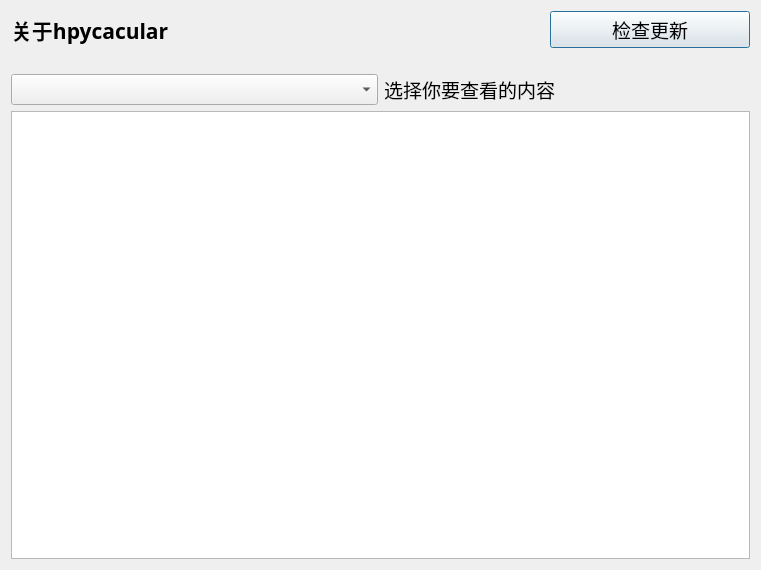
HowieHz/hpyculator, file src/builtin_modules/ui/about_win.ui: the form before one commit.
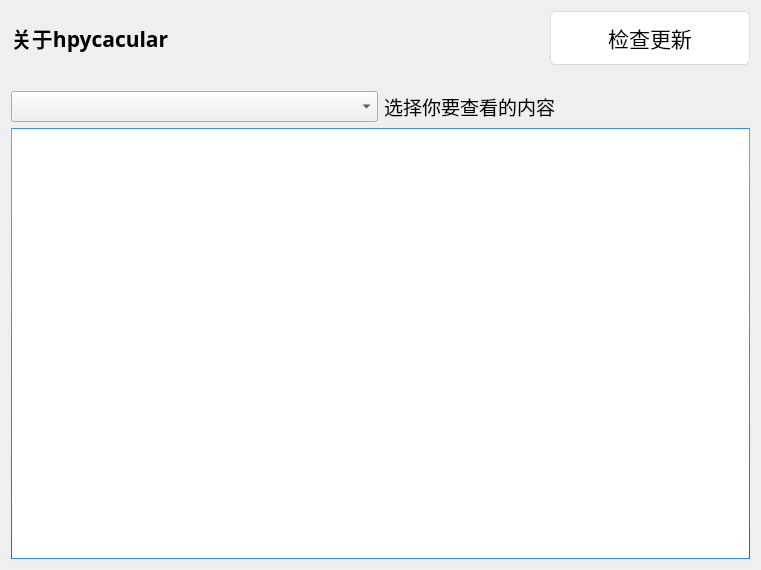
The form after the commit.

Diff of the .ui file:
```diff
--- a/src/builtin_modules/ui/about_win.ui
+++ b/src/builtin_modules/ui/about_win.ui
@@ -25,6 +25,569 @@
   <property name="windowTitle">
    <string>Dialog</string>
   </property>
+  <property name="styleSheet">
+   <string notr="true">/*
+Aqua Style Sheet for QT Applications
+Author: Jaime A. Quiroga P.
+Company: GTRONICK
+Last updated: 22/01/2019, 07:55.
+Available at: https://github.com/GTRONICK/QSS/blob/master/Aqua.qss
+*/
+QMainWindow {
+	background-color:#ececec;
+}
+QTextEdit {
+	border-width: 1px;
+	border-style: solid;
+	border-color: qlineargradient(spread:pad, x1:0.5, y1:1, x2:0.5, y2:0, stop:0 rgba(0, 113, 255, 255), stop:1 rgba(91, 171, 252, 255));
+}
+QPlainTextEdit {
+	border-width: 1px;
+	border-style: solid;
+	border-color: qlineargradient(spread:pad, x1:0.5, y1:1, x2:0.5, y2:0, stop:0 rgba(0, 113, 255, 255), stop:1 rgba(91, 171, 252, 255));
+}
+QToolButton {
+	border-style: solid;
+	border-top-color: qlineargradient(spread:pad, x1:0.5, y1:1, x2:0.5, y2:0, stop:0 rgb(215, 215, 215), stop:1 rgb(222, 222, 222));
+	border-right-color: qlineargradient(spread:pad, x1:0, y1:0.5, x2:1, y2:0.5, stop:0 rgb(217, 217, 217), stop:1 rgb(227, 227, 227));
+	border-left-color: qlineargradient(spread:pad, x1:0, y1:0.5, x2:1, y2:0.5, stop:0 rgb(227, 227, 227), stop:1 rgb(217, 217, 217));
+	border-bottom-color: qlineargradient(spread:pad, x1:0.5, y1:1, x2:0.5, y2:0, stop:0 rgb(215, 215, 215), stop:1 rgb(222, 222, 222));
+	border-width: 1px;
+	border-radius: 5px;
+	color: rgb(0,0,0);
+	padding: 2px;
+	background-color: rgb(255,255,255);
+}
+QToolButton:hover{
+	border-style: solid;
+	border-top-color: qlineargradient(spread:pad, x1:0.5, y1:1, x2:0.5, y2:0, stop:0 rgb(195, 195, 195), stop:1 rgb(222, 222, 222));
+	border-right-color: qlineargradient(spread:pad, x1:0, y1:0.5, x2:1, y2:0.5, stop:0 rgb(197, 197, 197), stop:1 rgb(227, 227, 227));
+	border-left-color: qlineargradient(spread:pad, x1:0, y1:0.5, x2:1, y2:0.5, stop:0 rgb(227, 227, 227), stop:1 rgb(197, 197, 197));
+	border-bottom-color: qlineargradient(spread:pad, x1:0.5, y1:1, x2:0.5, y2:0, stop:0 rgb(195, 195, 195), stop:1 rgb(222, 222, 222));
+	border-width: 1px;
+	border-radius: 5px;
+	color: rgb(0,0,0);
+	padding: 2px;
+	background-color: rgb(255,255,255);
+}
+QToolButton:pressed{
+	border-style: solid;
+	border-top-color: qlineargradient(spread:pad, x1:0.5, y1:1, x2:0.5, y2:0, stop:0 rgb(215, 215, 215), stop:1 rgb(222, 222, 222));
+	border-right-color: qlineargradient(spread:pad, x1:0, y1:0.5, x2:1, y2:0.5, stop:0 rgb(217, 217, 217), stop:1 rgb(227, 227, 227));
+	border-left-color: qlineargradient(spread:pad, x1:0, y1:0.5, x2:1, y2:0.5, stop:0 rgb(227, 227, 227), stop:1 rgb(217, 217, 217));
+	border-bottom-color: qlineargradient(spread:pad, x1:0.5, y1:1, x2:0.5, y2:0, stop:0 rgb(215, 215, 215), stop:1 rgb(222, 222, 222));
+	border-width: 1px;
+	border-radius: 5px;
+	color: rgb(0,0,0);
+	padding: 2px;
+	background-color: rgb(142,142,142);
+}
+QPushButton{
+	border-style: solid;
+	border-top-color: qlineargradient(spread:pad, x1:0.5, y1:1, x2:0.5, y2:0, stop:0 rgb(215, 215, 215), stop:1 rgb(222, 222, 222));
+	border-right-color: qlineargradient(spread:pad, x1:0, y1:0.5, x2:1, y2:0.5, stop:0 rgb(217, 217, 217), stop:1 rgb(227, 227, 227));
+	border-left-color: qlineargradient(spread:pad, x1:0, y1:0.5, x2:1, y2:0.5, stop:0 rgb(227, 227, 227), stop:1 rgb(217, 217, 217));
+	border-bottom-color: qlineargradient(spread:pad, x1:0.5, y1:1, x2:0.5, y2:0, stop:0 rgb(215, 215, 215), stop:1 rgb(222, 222, 222));
+	border-width: 1px;
+	border-radius: 5px;
+	color: rgb(0,0,0);
+	font: 16pt &quot;Microsoft YaHei UI&quot;;
+	padding: 10px;
+	background-color: rgb(255,255,255);
+}
+QPushButton::default{
+	border-style: solid;
+	border-top-color: qlineargradient(spread:pad, x1:0.5, y1:1, x2:0.5, y2:0, stop:0 rgb(215, 215, 215), stop:1 rgb(222, 222, 222));
+	border-right-color: qlineargradient(spread:pad, x1:0, y1:0.5, x2:1, y2:0.5, stop:0 rgb(217, 217, 217), stop:1 rgb(227, 227, 227));
+	border-left-color: qlineargradient(spread:pad, x1:0, y1:0.5, x2:1, y2:0.5, stop:0 rgb(227, 227, 227), stop:1 rgb(217, 217, 217));
+	border-bottom-color: qlineargradient(spread:pad, x1:0.5, y1:1, x2:0.5, y2:0, stop:0 rgb(215, 215, 215), stop:1 rgb(222, 222, 222));
+	border-width: 1px;
+	border-radius: 5px;
+	color: rgb(0,0,0);
+	font: 16pt &quot;Microsoft YaHei UI&quot;;
+	padding: 10px;
+	background-color: rgb(255,255,255);
+}
+QPushButton:hover{
+	border-style: solid;
+	border-top-color: qlineargradient(spread:pad, x1:0.5, y1:1, x2:0.5, y2:0, stop:0 rgb(195, 195, 195), stop:1 rgb(222, 222, 222));
+	border-right-color: qlineargradient(spread:pad, x1:0, y1:0.5, x2:1, y2:0.5, stop:0 rgb(197, 197, 197), stop:1 rgb(227, 227, 227));
+	border-left-color: qlineargradient(spread:pad, x1:0, y1:0.5, x2:1, y2:0.5, stop:0 rgb(227, 227, 227), stop:1 rgb(197, 197, 197));
+	border-bottom-color: qlineargradient(spread:pad, x1:0.5, y1:1, x2:0.5, y2:0, stop:0 rgb(195, 195, 195), stop:1 rgb(222, 222, 222));
+	border-width: 1px;
+	border-radius: 5px;
+	color: rgb(0,0,0);
+	padding: 2px;
+	background-color: rgb(255,255,255);
+}
+QPushButton:pressed{
+	border-style: solid;
+	border-top-color: qlineargradient(spread:pad, x1:0.5, y1:1, x2:0.5, y2:0, stop:0 rgb(215, 215, 215), stop:1 rgb(222, 222, 222));
+	border-right-color: qlineargradient(spread:pad, x1:0, y1:0.5, x2:1, y2:0.5, stop:0 rgb(217, 217, 217), stop:1 rgb(227, 227, 227));
+	border-left-color: qlineargradient(spread:pad, x1:0, y1:0.5, x2:1, y2:0.5, stop:0 rgb(227, 227, 227), stop:1 rgb(217, 217, 217));
+	border-bottom-color: qlineargradient(spread:pad, x1:0.5, y1:1, x2:0.5, y2:0, stop:0 rgb(215, 215, 215), stop:1 rgb(222, 222, 222));
+	border-width: 1px;
+	border-radius: 5px;
+	color: rgb(0,0,0);
+	padding: 2px;
+	background-color: rgb(142,142,142);
+}
+QPushButton:disabled{
+	border-style: solid;
+	border-top-color: qlineargradient(spread:pad, x1:0.5, y1:1, x2:0.5, y2:0, stop:0 rgb(215, 215, 215), stop:1 rgb(222, 222, 222));
+	border-right-color: qlineargradient(spread:pad, x1:0, y1:0.5, x2:1, y2:0.5, stop:0 rgb(217, 217, 217), stop:1 rgb(227, 227, 227));
+	border-left-color: qlineargradient(spread:pad, x1:0, y1:0.5, x2:1, y2:0.5, stop:0 rgb(227, 227, 227), stop:1 rgb(217, 217, 217));
+	border-bottom-color: qlineargradient(spread:pad, x1:0.5, y1:1, x2:0.5, y2:0, stop:0 rgb(215, 215, 215), stop:1 rgb(222, 222, 222));
+	border-width: 1px;
+	border-radius: 5px;
+	color: #808086;
+	padding: 2px;
+	background-color: rgb(142,142,142);
+}
+QLineEdit {
+	border-width: 1px; border-radius: 4px;
+	border-style: solid;
+	border-color: qlineargradient(spread:pad, x1:0.5, y1:1, x2:0.5, y2:0, stop:0 rgba(0, 113, 255, 255), stop:1 rgba(91, 171, 252, 255));
+}
+QLabel {
+	color: #000000;
+}
+QLCDNumber {
+	color: rgb(0, 113, 255, 255);
+}
+QProgressBar {
+	text-align: center;
+	color: rgb(240, 240, 240);
+	border-width: 1px; 
+	border-radius: 10px;
+	border-color: rgb(230, 230, 230);
+	border-style: solid;
+	background-color:rgb(207,207,207);
+}
+QProgressBar::chunk {
+	background-color: qlineargradient(spread:pad, x1:0.5, y1:1, x2:0.5, y2:0, stop:0 rgba(49, 147, 250, 255), stop:1 rgba(34, 142, 255, 255));
+	border-radius: 10px;
+}
+QMenuBar {
+	background-color: qlineargradient(spread:pad, x1:0.5, y1:1, x2:0.5, y2:0, stop:0 rgba(207, 209, 207, 255), stop:1 rgba(230, 229, 230, 255));
+}
+QMenuBar::item {
+	color: #000000;
+  	spacing: 3px;
+  	padding: 1px 4px;
+	background-color: qlineargradient(spread:pad, x1:0.5, y1:1, x2:0.5, y2:0, stop:0 rgba(207, 209, 207, 255), stop:1 rgba(230, 229, 230, 255));
+}
+
+QMenuBar::item:selected {
+  	background-color: qlineargradient(spread:pad, x1:0.5, y1:1, x2:0.5, y2:0, stop:0 rgba(0, 113, 255, 255), stop:1 rgba(91, 171, 252, 255));
+	color: #FFFFFF;
+}
+QMenu::item:selected {
+	border-style: solid;
+	border-top-color: transparent;
+	border-right-color: transparent;
+	border-left-color: qlineargradient(spread:pad, x1:0.5, y1:1, x2:0.5, y2:0, stop:0 rgba(0, 113, 255, 255), stop:1 rgba(91, 171, 252, 255));
+	border-bottom-color: transparent;
+	border-left-width: 2px;
+	color: #000000;
+	padding-left:15px;
+	padding-top:4px;
+	padding-bottom:4px;
+	padding-right:7px;
+}
+QMenu::item {
+	border-style: solid;
+	border-top-color: transparent;
+	border-right-color: transparent;
+	border-left-color: transparent;
+	border-bottom-color: transparent;
+	border-bottom-width: 1px;
+	color: #000000;
+	padding-left:17px;
+	padding-top:4px;
+	padding-bottom:4px;
+	padding-right:7px;
+}
+QTabWidget {
+	color:rgb(0,0,0);
+	background-color:#000000;
+}
+QTabWidget::pane {
+		border-color: rgb(223,223,223);
+		background-color:rgb(226,226,226);
+		border-style: solid;
+		border-width: 2px;
+    	border-radius: 6px;
+}
+QTabBar::tab:first {
+	border-style: solid;
+	border-left-width:1px;
+	border-right-width:0px;
+	border-top-width:1px;
+	border-bottom-width:1px;
+	border-top-color: rgb(209,209,209);
+	border-left-color: qlineargradient(spread:pad, x1:0.5, y1:1, x2:0.5, y2:0, stop:0 rgba(209, 209, 209, 209), stop:1 rgba(229, 229, 229, 229));
+	border-bottom-color: rgb(229,229,229);
+	border-top-left-radius: 4px;
+	border-bottom-left-radius: 4px;
+	color: #000000;
+	padding: 3px;
+	margin-left:0px;
+	background-color: qlineargradient(spread:pad, x1:0.5, y1:1, x2:0.5, y2:0, stop:0 rgba(247, 247, 247, 255), stop:1 rgba(255, 255, 255, 255));
+}
+QTabBar::tab:last {
+	border-style: solid;
+	border-width:1px;
+	border-top-color: rgb(209,209,209);
+	border-left-color: qlineargradient(spread:pad, x1:0.5, y1:1, x2:0.5, y2:0, stop:0 rgba(209, 209, 209, 209), stop:1 rgba(229, 229, 229, 229));
+	border-right-color: qlineargradient(spread:pad, x1:0.5, y1:1, x2:0.5, y2:0, stop:0 rgba(209, 209, 209, 209), stop:1 rgba(229, 229, 229, 229));
+	border-bottom-color: rgb(229,229,229);
+	border-top-right-radius: 4px;
+	border-bottom-right-radius: 4px;
+	color: #000000;
+	padding: 3px;
+	margin-left:0px;
+	background-color: qlineargradient(spread:pad, x1:0.5, y1:1, x2:0.5, y2:0, stop:0 rgba(247, 247, 247, 255), stop:1 rgba(255, 255, 255, 255));
+}
+QTabBar::tab {
+	border-style: solid;
+	border-top-width:1px;
+	border-bottom-width:1px;
+	border-left-width:1px;
+	border-top-color: rgb(209,209,209);
+	border-left-color: qlineargradient(spread:pad, x1:0.5, y1:1, x2:0.5, y2:0, stop:0 rgba(209, 209, 209, 209), stop:1 rgba(229, 229, 229, 229));
+	border-bottom-color: rgb(229,229,229);
+	color: #000000;
+	padding: 3px;
+	margin-left:0px;
+	background-color: qlineargradient(spread:pad, x1:0.5, y1:1, x2:0.5, y2:0, stop:0 rgba(247, 247, 247, 255), stop:1 rgba(255, 255, 255, 255));
+}
+QTabBar::tab:selected, QTabBar::tab:last:selected, QTabBar::tab:hover {
+  	border-style: solid;
+  	border-left-width:1px;
+	border-right-color: transparent;
+	border-top-color: rgb(209,209,209);
+	border-left-color: qlineargradient(spread:pad, x1:0.5, y1:1, x2:0.5, y2:0, stop:0 rgba(209, 209, 209, 209), stop:1 rgba(229, 229, 229, 229));
+	border-bottom-color: rgb(229,229,229);
+	color: #FFFFFF;
+	padding: 3px;
+	margin-left:0px;
+	background-color: qlineargradient(spread:pad, x1:0.5, y1:1, x2:0.5, y2:0, stop:0 rgba(0, 113, 255, 255), stop:1 rgba(91, 171, 252, 255));
+}
+
+QTabBar::tab:selected, QTabBar::tab:first:selected, QTabBar::tab:hover {
+  	border-style: solid;
+  	border-left-width:1px;
+  	border-bottom-width:1px;
+  	border-top-width:1px;
+	border-right-color: transparent;
+	border-top-color: rgb(209,209,209);
+	border-left-color: qlineargradient(spread:pad, x1:0.5, y1:1, x2:0.5, y2:0, stop:0 rgba(209, 209, 209, 209), stop:1 rgba(229, 229, 229, 229));
+	border-bottom-color: rgb(229,229,229);
+	color: #FFFFFF;
+	padding: 3px;
+	margin-left:0px;
+	background-color: qlineargradient(spread:pad, x1:0.5, y1:1, x2:0.5, y2:0, stop:0 rgba(0, 113, 255, 255), stop:1 rgba(91, 171, 252, 255));
+}
+
+QCheckBox {
+	color: #000000;
+	padding: 2px;
+}
+QCheckBox:disabled {
+	color: #808086;
+	padding: 2px;
+}
+
+QCheckBox:hover {
+	border-radius:4px;
+	border-style:solid;
+	padding-left: 1px;
+	padding-right: 1px;
+	padding-bottom: 1px;
+	padding-top: 1px;
+	border-width:1px;
+	border-color: transparent;
+}
+QCheckBox::indicator:checked {
+
+	height: 10px;
+	width: 10px;
+	border-style:solid;
+	border-width: 1px;
+	border-color: qlineargradient(spread:pad, x1:0.5, y1:1, x2:0.5, y2:0, stop:0 rgba(0, 113, 255, 255), stop:1 rgba(91, 171, 252, 255));
+	color: #000000;
+	background-color: qlineargradient(spread:pad, x1:0.5, y1:1, x2:0.5, y2:0, stop:0 rgba(0, 113, 255, 255), stop:1 rgba(91, 171, 252, 255));
+}
+QCheckBox::indicator:unchecked {
+
+	height: 10px;
+	width: 10px;
+	border-style:solid;
+	border-width: 1px;
+	border-color: qlineargradient(spread:pad, x1:0.5, y1:1, x2:0.5, y2:0, stop:0 rgba(0, 113, 255, 255), stop:1 rgba(91, 171, 252, 255));
+	color: #000000;
+}
+QRadioButton {
+	color: 000000;
+	padding: 1px;
+}
+QRadioButton::indicator:checked {
+	height: 10px;
+	width: 10px;
+	border-style:solid;
+	border-radius:5px;
+	border-width: 1px;
+	border-color: qlineargradient(spread:pad, x1:0.5, y1:1, x2:0.5, y2:0, stop:0 rgba(0, 113, 255, 255), stop:1 rgba(91, 171, 252, 255));
+	color: #a9b7c6;
+	background-color: qlineargradient(spread:pad, x1:0.5, y1:1, x2:0.5, y2:0, stop:0 rgba(0, 113, 255, 255), stop:1 rgba(91, 171, 252, 255));
+}
+QRadioButton::indicator:!checked {
+	height: 10px;
+	width: 10px;
+	border-style:solid;
+	border-radius:5px;
+	border-width: 1px;
+	border-color: qlineargradient(spread:pad, x1:0.5, y1:1, x2:0.5, y2:0, stop:0 rgba(0, 113, 255, 255), stop:1 rgba(91, 171, 252, 255));
+	color: #a9b7c6;
+	background-color: transparent;
+}
+QStatusBar {
+	color:#027f7f;
+}
+QSpinBox {
+	border-style: solid;
+	border-width: 1px;
+	border-color: qlineargradient(spread:pad, x1:0.5, y1:1, x2:0.5, y2:0, stop:0 rgba(0, 113, 255, 255), stop:1 rgba(91, 171, 252, 255));
+}
+QDoubleSpinBox {
+	border-style: solid;
+	border-width: 1px;
+	border-color: qlineargradient(spread:pad, x1:0.5, y1:1, x2:0.5, y2:0, stop:0 rgba(0, 113, 255, 255), stop:1 rgba(91, 171, 252, 255));
+}
+QTimeEdit {
+	border-style: solid;
+	border-width: 1px;
+	border-color: qlineargradient(spread:pad, x1:0.5, y1:1, x2:0.5, y2:0, stop:0 rgba(0, 113, 255, 255), stop:1 rgba(91, 171, 252, 255));
+}
+QDateTimeEdit {
+	border-style: solid;
+	border-width: 1px;
+	border-color: qlineargradient(spread:pad, x1:0.5, y1:1, x2:0.5, y2:0, stop:0 rgba(0, 113, 255, 255), stop:1 rgba(91, 171, 252, 255));
+}
+QDateEdit {
+	border-style: solid;
+	border-width: 1px;
+	border-color: qlineargradient(spread:pad, x1:0.5, y1:1, x2:0.5, y2:0, stop:0 rgba(0, 113, 255, 255), stop:1 rgba(91, 171, 252, 255));
+}
+
+QToolBox {
+	color: #a9b7c6;
+	background-color:#000000;
+}
+QToolBox::tab {
+	color: #a9b7c6;
+	background-color:#000000;
+}
+QToolBox::tab:selected {
+	color: #FFFFFF;
+	background-color:#000000;
+}
+QScrollArea {
+	color: #FFFFFF;
+	background-color:#000000;
+}
+QSlider::groove:horizontal {
+	height: 5px;
+	background-color: qlineargradient(spread:pad, x1:0.5, y1:1, x2:0.5, y2:0, stop:0 rgba(49, 147, 250, 255), stop:1 rgba(34, 142, 255, 255));
+}
+QSlider::groove:vertical {
+	width: 5px;
+	background-color: qlineargradient(spread:pad, x1:0.5, y1:1, x2:0.5, y2:0, stop:0 rgba(49, 147, 250, 255), stop:1 rgba(34, 142, 255, 255));
+}
+QSlider::handle:horizontal {
+	background: rgb(253,253,253);
+	border-style: solid;
+	border-width: 1px;
+	border-color: rgb(207,207,207);
+	width: 12px;
+	margin: -5px 0;
+	border-radius: 7px;
+}
+QSlider::handle:vertical {
+	background: rgb(253,253,253);
+	border-style: solid;
+	border-width: 1px;
+	border-color: rgb(207,207,207);
+	height: 12px;
+	margin: 0 -5px;
+	border-radius: 7px;
+}
+QSlider::add-page:horizontal {
+    background: rgb(181,181,181);
+}
+QSlider::add-page:vertical {
+    background: rgb(181,181,181);
+}
+QSlider::sub-page:horizontal {
+    background-color: qlineargradient(spread:pad, x1:0.5, y1:1, x2:0.5, y2:0, stop:0 rgba(49, 147, 250, 255), stop:1 rgba(34, 142, 255, 255));
+}
+QSlider::sub-page:vertical {
+    background-color: qlineargradient(spread:pad, y1:0.5, x1:1, y2:0.5, x2:0, stop:0 rgba(49, 147, 250, 255), stop:1 rgba(34, 142, 255, 255));
+}
+QScrollBar:horizontal {
+	max-height: 20px;
+	border: 1px transparent grey;
+	margin: 0px 20px 0px 20px;
+}
+QScrollBar:vertical {
+	max-width: 20px;
+	border: 1px transparent grey;
+	margin: 20px 0px 20px 0px;
+}
+QScrollBar::handle:horizontal {
+	background: rgb(253,253,253);
+	border-style: solid;
+	border-width: 1px;
+	border-color: rgb(207,207,207);
+	border-radius: 7px;
+	min-width: 25px;
+}
+QScrollBar::handle:horizontal:hover {
+	background: rgb(253,253,253);
+	border-style: solid;
+	border-width: 1px;
+	border-color: rgb(147, 200, 200);
+	border-radius: 7px;
+	min-width: 25px;
+}
+QScrollBar::handle:vertical {
+	background: rgb(253,253,253);
+	border-style: solid;
+	border-width: 1px;
+	border-color: rgb(207,207,207);
+	border-radius: 7px;
+	min-height: 25px;
+}
+QScrollBar::handle:vertical:hover {
+	background: rgb(253,253,253);
+	border-style: solid;
+	border-width: 1px;
+	border-color: rgb(147, 200, 200);
+	border-radius: 7px;
+	min-height: 25px;
+}
+QScrollBar::add-line:horizontal {
+   border: 2px transparent grey;
+   border-top-right-radius: 7px;
+   border-bottom-right-radius: 7px;
+   background: rgba(34, 142, 255, 255);
+   width: 20px;
+   subcontrol-position: right;
+   subcontrol-origin: margin;
+}
+QScrollBar::add-line:horizontal:pressed {
+   border: 2px transparent grey;
+   border-top-right-radius: 7px;
+   border-bottom-right-radius: 7px;
+   background: rgb(181,181,181);
+   width: 20px;
+   subcontrol-position: right;
+   subcontrol-origin: margin;
+}
+QScrollBar::add-line:vertical {
+   border: 2px transparent grey;
+   border-bottom-left-radius: 7px;
+   border-bottom-right-radius: 7px;
+   background: rgba(34, 142, 255, 255);
+   height: 20px;
+   subcontrol-position: bottom;
+   subcontrol-origin: margin;
+}
+QScrollBar::add-line:vertical:pressed {
+   border: 2px transparent grey;
+   border-bottom-left-radius: 7px;
+   border-bottom-right-radius: 7px;
+   background: rgb(181,181,181);
+   height: 20px;
+   subcontrol-position: bottom;
+   subcontrol-origin: margin;
+}
+QScrollBar::sub-line:horizontal {
+   border: 2px transparent grey;
+   border-top-left-radius: 7px;
+   border-bottom-left-radius: 7px;
+   background: rgba(34, 142, 255, 255);
+   width: 20px;
+   subcontrol-position: left;
+   subcontrol-origin: margin;
+}
+QScrollBar::sub-line:horizontal:pressed {
+   border: 2px transparent grey;
+   border-top-left-radius: 7px;
+   border-bottom-left-radius: 7px;
+   background: rgb(181,181,181);
+   width: 20px;
+   subcontrol-position: left;
+   subcontrol-origin: margin;
+}
+QScrollBar::sub-line:vertical {
+   border: 2px transparent grey;
+   border-top-left-radius: 7px;
+   border-top-right-radius: 7px;
+   background: rgba(34, 142, 255, 255);
+   height: 20px;
+   subcontrol-position: top;
+   subcontrol-origin: margin;
+}
+QScrollBar::sub-line:vertical:pressed {
+   border: 2px transparent grey;
+   border-top-left-radius: 7px;
+   border-top-right-radius: 7px;
+   background: rgb(181,181,181);
+   height: 20px;
+   subcontrol-position: top;
+   subcontrol-origin: margin;
+}
+QScrollBar::left-arrow:horizontal {
+   border: 1px transparent grey;
+   border-top-left-radius: 3px;
+   border-bottom-left-radius: 3px;
+   width: 6px;
+   height: 6px;
+   background: white;
+}
+QScrollBar::right-arrow:horizontal {
+   border: 1px transparent grey;
+   border-top-right-radius: 3px;
+   border-bottom-right-radius: 3px;
+   width: 6px;
+   height: 6px;
+   background: white;
+}
+QScrollBar::up-arrow:vertical {
+   border: 1px transparent grey;
+   border-top-left-radius: 3px;
+   border-top-right-radius: 3px;
+   width: 6px;
+   height: 6px;
+   background: white;
+}
+QScrollBar::down-arrow:vertical {
+   border: 1px transparent grey;
+   border-bottom-left-radius: 3px;
+   border-bottom-right-radius: 3px;
+   width: 6px;
+   height: 6px;
+   background: white;
+}
+QScrollBar::add-page:horizontal, QScrollBar::sub-page:horizontal {
+   background: none;
+}
+QScrollBar::add-page:vertical, QScrollBar::sub-page:vertical {
+   background: none;
+}</string>
+  </property>
   <layout class="QGridLayout" name="gridLayout">
    <item row="4" column="0" colspan="2">
     <layout class="QHBoxLayout" name="horizontalLayout">
@@ -82,8 +645,10 @@
      </property>
      <property name="font">
       <font>
-       <family>更纱黑体 UI SC</family>
-       <pointsize>14</pointsize>
+       <family>Microsoft YaHei UI</family>
+       <pointsize>16</pointsize>
+       <italic>false</italic>
+       <bold>false</bold>
       </font>
      </property>
      <property name="text">
```
Left out of the diff: 4 changed lines with no effect on the pictures.
